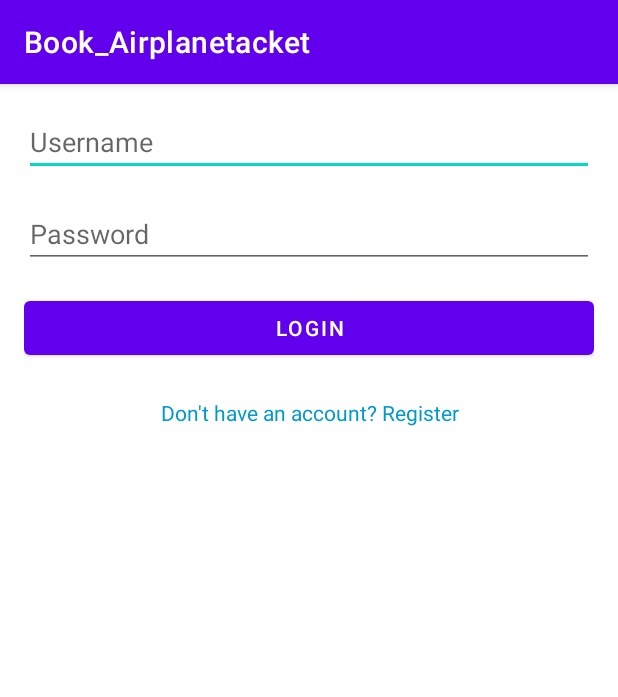
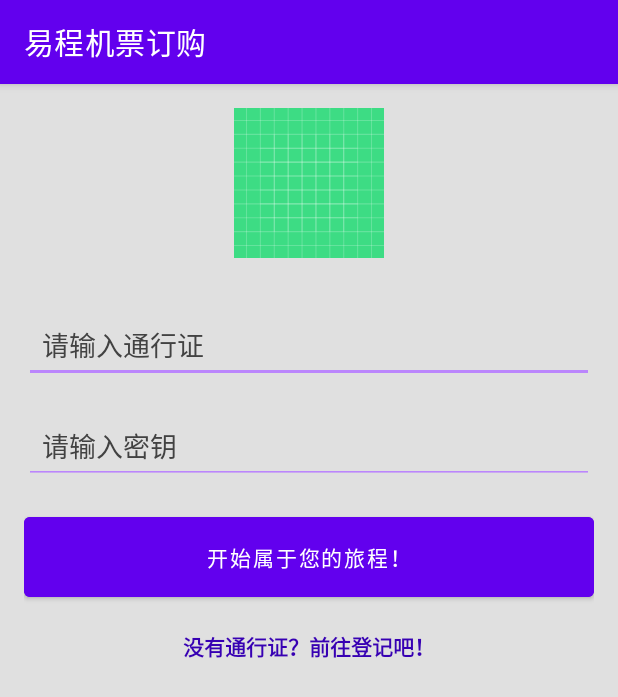
Before and after one commit to Sky-Interest/Book_Airplanetacket, an Android app: the screen it shows after launch (LoginActivity), on a phone screen of 412 x 824 dp. Shown: the top 697 px of the screen. Run offline under Robolectric (Android 15) with nearby library versions, the phone set to English and light mode, and no system bars.

```diff
--- a/app/build.gradle
+++ b/app/build.gradle
@@ -33,6 +33,8 @@ dependencies {
     implementation 'androidx.appcompat:appcompat:1.1.0'
     implementation 'com.google.android.material:material:1.1.0'
     implementation 'androidx.constraintlayout:constraintlayout:1.1.3'
+    implementation 'androidx.navigation:navigation-fragment:2.2.2'
+    implementation 'androidx.navigation:navigation-ui:2.2.2'
     testImplementation 'junit:junit:4.+'
     androidTestImplementation 'androidx.test.ext:junit:1.1.1'
     androidTestImplementation 'androidx.test.espresso:espresso-core:3.2.0'
--- a/app/src/main/java/com/example/book_airplanetacket/DatabaseHelper.java
+++ b/app/src/main/java/com/example/book_airplanetacket/DatabaseHelper.java
@@ -49,7 +49,7 @@ public class DatabaseHelper extends SQLiteOpenHelper {
 
     // 数据库名称和版本
     private static final String DATABASE_NAME = "air_ticket_booking.db";
-    private static final int DATABASE_VERSION = 2;
+    private static final int DATABASE_VERSION = 3;
 
     // 创建表的 SQL 语句
     private static final String SQL_CREATE_TICKETS_TABLE = "CREATE TABLE " +
--- a/app/src/main/res/layout/activity_login.xml
+++ b/app/src/main/res/layout/activity_login.xml
@@ -1,37 +1,59 @@
+<?xml version="1.0" encoding="utf-8"?>
 <LinearLayout xmlns:android="http://schemas.android.com/apk/res/android"
     android:layout_width="match_parent"
     android:layout_height="match_parent"
     android:orientation="vertical"
-    android:padding="16dp">
+    android:padding="16dp"
+    android:background="?android:attr/windowBackground">
+
+    <ImageView
+        android:layout_width="100dp"
+        android:layout_height="100dp"
+        android:src="@drawable/ic_launcher_background"
+        android:layout_gravity="center_horizontal"
+        android:layout_marginBottom="32dp"/>
 
     <EditText
         android:id="@+id/etUsername"
         android:layout_width="match_parent"
         android:layout_height="wrap_content"
-        android:hint="Username"
-        android:inputType="text" />
+        android:hint="请输入通行证"
+        android:inputType="text"
+        android:backgroundTint="@color/purple_200"
+        android:textColor="@color/black"
+        android:textColorHint="@color/dark_gray"
+        android:padding="12dp"
+        android:layout_marginBottom="16dp"/>
 
     <EditText
         android:id="@+id/etPassword"
         android:layout_width="match_parent"
         android:layout_height="wrap_content"
-        android:hint="Password"
+        android:hint="请输入密钥"
         android:inputType="textPassword"
-        android:layout_marginTop="16dp"/>
+        android:backgroundTint="@color/purple_200"
+        android:textColor="@color/black"
+        android:textColorHint="@color/dark_gray"
+        android:padding="12dp"
+        android:layout_marginBottom="16dp"/>
 
     <Button
         android:id="@+id/btnLogin"
         android:layout_width="match_parent"
         android:layout_height="wrap_content"
-        android:text="Login"
-        android:layout_marginTop="16dp"/>
+        android:text="开始属于您的旅程！"
+        android:textColor="@color/white"
+        android:backgroundTint="@color/purple_500"
+        android:padding="16dp"
+        android:layout_marginBottom="16dp"/>
 
     <TextView
         android:id="@+id/tvRegister"
         android:layout_width="match_parent"
-        android:layout_height="33dp"
-        android:layout_marginTop="16dp"
+        android:layout_height="wrap_content"
         android:gravity="center"
-        android:text="Don't have an account? Register"
-        android:textColor="@android:color/holo_blue_dark" />
+        android:text="没有通行证？前往登记吧！"
+        android:textColor="@color/purple_700"
+        android:textStyle="bold"/>
+
 </LinearLayout>
--- a/app/src/main/res/values/colors.xml
+++ b/app/src/main/res/values/colors.xml
@@ -7,4 +7,6 @@
     <color name="teal_700">#FF018786</color>
     <color name="black">#FF000000</color>
     <color name="white">#FFFFFFFF</color>
+    <color name="light_gray">#FFE0E0E0</color>
+    <color name="dark_gray">#FF424242</color>
 </resources>
```
Also changed, not shown: app/src/main/AndroidManifest.xml (+7 -16 lines), app/src/main/java/com/example/book_airplanetacket/AddPassengerActivity.java (added, +58 -0 lines), app/src/main/java/com/example/book_airplanetacket/TicketBookingActivity.java (+10 -2 lines), app/src/main/res/layout/activity_add_passenger.xml (added, +28 -0 lines), app/src/main/res/layout/activity_ticket_booking.xml (+10 -2 lines), app/src/main/res/navigation/nav_graph.xml (added, +28 -0 lines), app/src/main/res/values/strings.xml (+10 -1 lines), app/src/main/res/values/themes.xml (+11 -0 lines).
